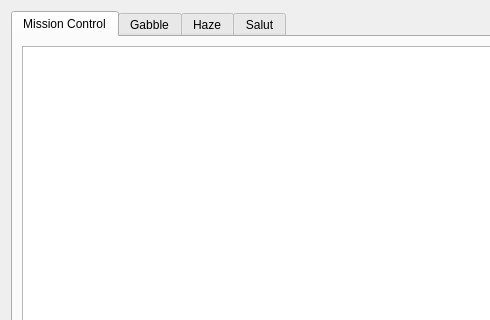
KDE/ktp-common-internals, file tools/debugger/main-window.ui: the form before one commit; both pictures show x 0 to 490 and y 0 to 320 of the 592 by 420 pixel window.
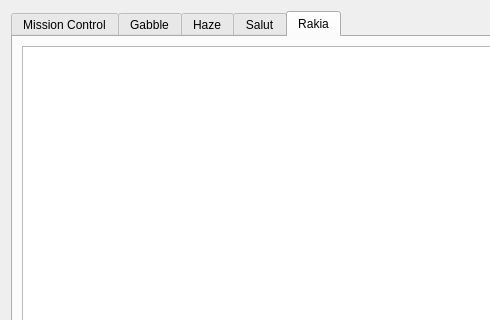
The form after the commit. The open tabs and pages were chosen to show the change. Custom widgets are drawn as their Qt base class.

Commit message: Add tab for rakia in ktp-debugger

Diff of the .ui file:
```diff
--- a/tools/debugger/main-window.ui
+++ b/tools/debugger/main-window.ui
@@ -56,6 +56,16 @@
        </item>
       </layout>
      </widget>
+     <widget class="QWidget" name="rakiaTab">
+      <attribute name="title">
+       <string>Rakia</string>
+      </attribute>
+      <layout class="QHBoxLayout" name="horizontalLayout_6">
+       <item>
+        <widget class="DebugMessageView" name="rakiaLogsView"/>
+       </item>
+      </layout>
+     </widget>
     </widget>
    </item>
   </layout>
```
The commit also changes 1 other file.
